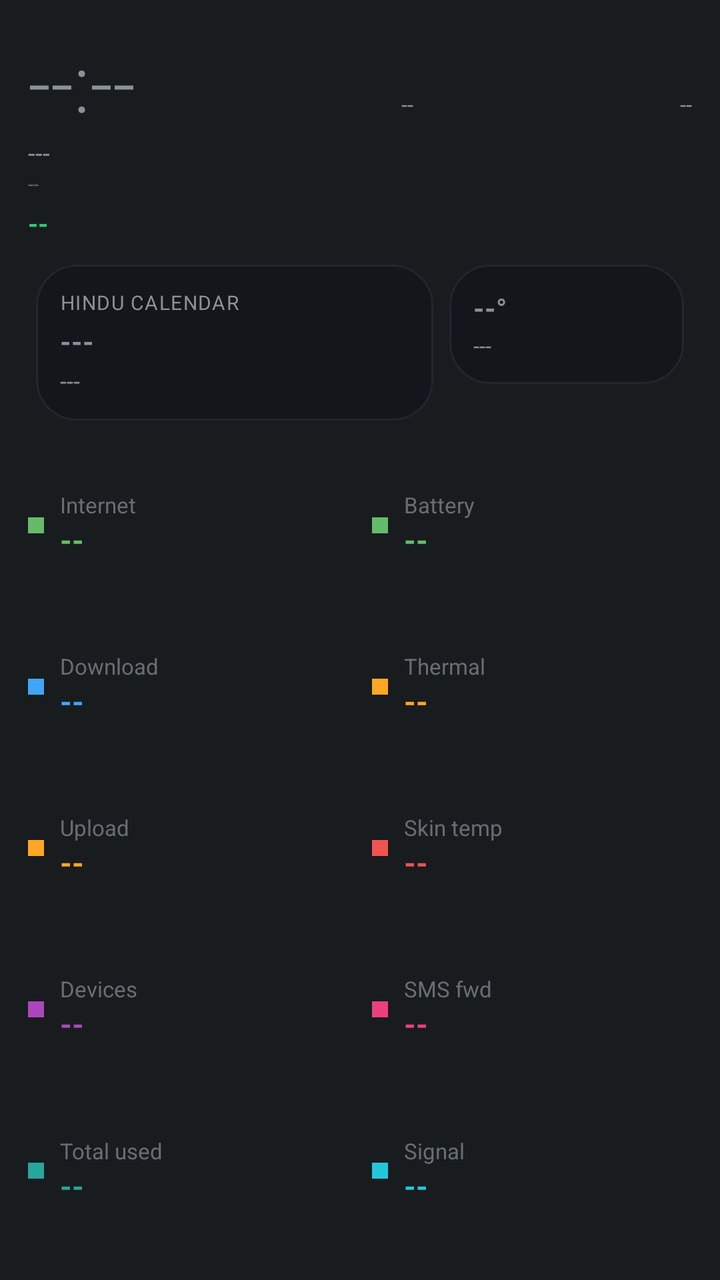
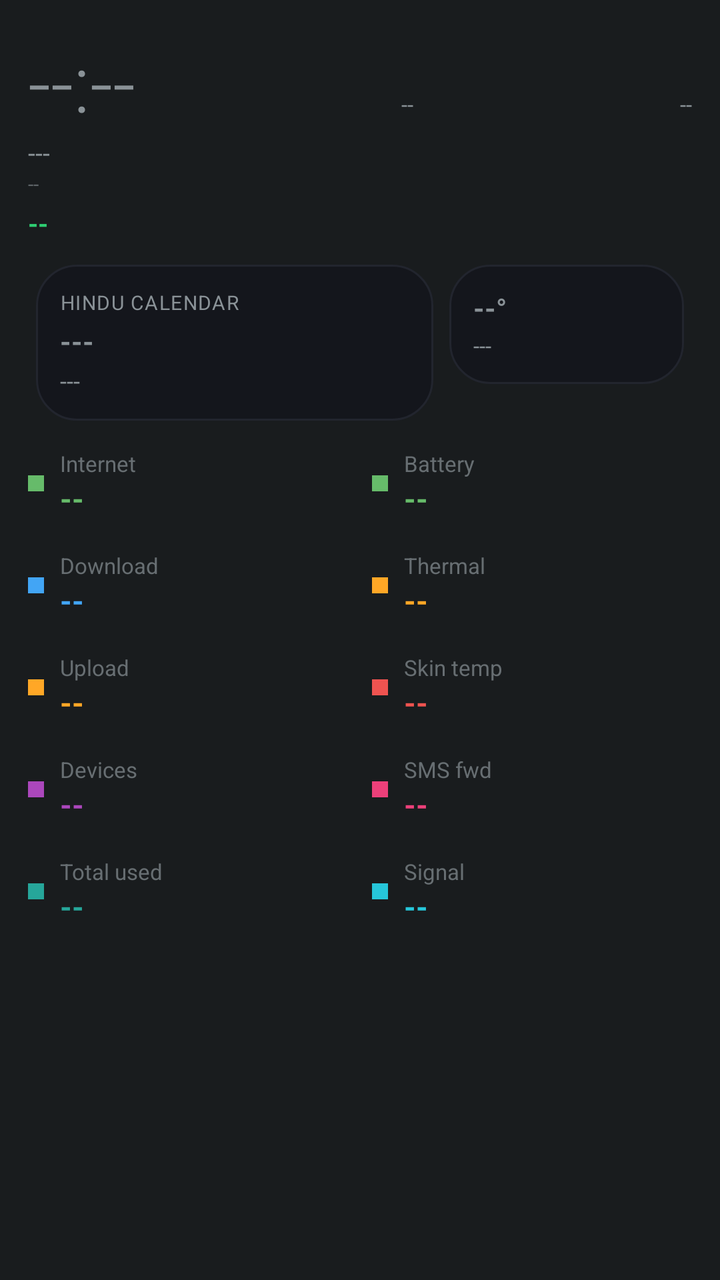

The first picture is an Android layout as it rendered before a commit; the second is the same layout after the commit. The layout source and the unified diff follow.
<!-- AndroidManifest.xml: application theme android:Theme.DeviceDefault.NoActionBar -->
<!-- res/layout/aod_layout_gradient_flow.xml -->
<?xml version="1.0" encoding="utf-8"?>
<LinearLayout xmlns:android="http://schemas.android.com/apk/res/android"
    android:id="@+id/bg_root"
    android:layout_width="match_parent"
    android:layout_height="match_parent"
    android:orientation="vertical"
    android:padding="14dp">

    <LinearLayout
        android:layout_width="match_parent"
        android:layout_height="wrap_content"
        android:orientation="horizontal">

        <TextView
            android:id="@+id/clock"
            android:layout_width="wrap_content"
            android:layout_height="wrap_content"
            android:textSize="40sp"
            android:fontFamily="sans-serif-light"
            android:text="--:--" />

        <TextView
            android:id="@+id/net_type_badge"
            android:layout_width="0dp"
            android:layout_height="wrap_content"
            android:layout_weight="1"
            android:layout_gravity="top"
            android:gravity="end"
            android:textSize="11sp"
            android:text="--" />

        <TextView
            android:id="@+id/akd_badge"
            android:layout_width="0dp"
            android:layout_height="wrap_content"
            android:layout_weight="1"
            android:layout_gravity="top"
            android:gravity="end"
            android:textSize="11sp"
            android:text="--" />
    </LinearLayout>

    <TextView
        android:id="@+id/date"
        android:layout_width="wrap_content"
        android:layout_height="wrap_content"
        android:textSize="13sp"
        android:text="---" />

    <TextView
        android:id="@+id/perf_badge"
        android:layout_width="wrap_content"
        android:layout_height="wrap_content"
        android:textSize="10sp"
        android:alpha="0.6"
        android:text="--" />

    <TextView
        android:id="@+id/health_badge"
        android:layout_width="wrap_content"
        android:layout_height="wrap_content"
        android:layout_marginTop="4dp"
        android:textAllCaps="true"
        android:textStyle="bold"
        android:textSize="13sp"
        android:textColor="#2ecc71"
        android:text="--" />

    <TextView
        android:id="@+id/muhurat_badge"
        android:layout_width="wrap_content"
        android:layout_height="wrap_content"
        android:textSize="11sp"
        android:textStyle="bold"
        android:visibility="gone"
        android:text="--" />

    <LinearLayout
        android:layout_width="match_parent"
        android:layout_height="wrap_content"
        android:orientation="horizontal"
        android:layout_marginTop="8dp">

        <LinearLayout
            android:id="@+id/panchang_card"
            android:layout_width="0dp"
            android:layout_height="wrap_content"
            android:layout_weight="1.7"
            android:layout_margin="4dp"
            android:background="@drawable/bg_card"
            android:orientation="vertical"
            android:gravity="center_vertical"
            android:padding="12dp">

            <TextView
                android:id="@+id/panchang_header"
                android:layout_width="wrap_content"
                android:layout_height="wrap_content"
                android:textSize="10sp"
                android:textAllCaps="true"
                android:letterSpacing="0.05"
                android:text="Hindu calendar" />

            <TextView
                android:id="@+id/panchang_tithi"
                android:layout_width="match_parent"
                android:layout_height="wrap_content"
                android:layout_marginTop="3dp"
                android:textStyle="bold"
                android:maxLines="1"
                android:autoSizeTextType="uniform"
                android:autoSizeMinTextSize="13sp"
                android:autoSizeMaxTextSize="18sp"
                android:text="---" />

            <TextView
                android:id="@+id/panchang_nakshatra"
                android:layout_width="match_parent"
                android:layout_height="wrap_content"
                android:layout_marginTop="2dp"
                android:textSize="12sp"
                android:maxLines="1"
                android:ellipsize="end"
                android:text="---" />
        </LinearLayout>

        <LinearLayout
            android:id="@+id/weather_card"
            android:layout_width="0dp"
            android:layout_height="wrap_content"
            android:layout_weight="1"
            android:layout_margin="4dp"
            android:background="@drawable/bg_card"
            android:orientation="vertical"
            android:gravity="center_vertical"
            android:padding="12dp">

            <TextView
                android:id="@+id/weather_temp"
                android:layout_width="match_parent"
                android:layout_height="wrap_content"
                android:textStyle="bold"
                android:maxLines="1"
                android:autoSizeTextType="uniform"
                android:autoSizeMinTextSize="14sp"
                android:autoSizeMaxTextSize="20sp"
                android:text="--°" />

            <TextView
                android:id="@+id/weather_condition"
                android:layout_width="match_parent"
                android:layout_height="wrap_content"
                android:layout_marginTop="2dp"
                android:textSize="11sp"
                android:maxLines="2"
                android:text="---" />
        </LinearLayout>
    </LinearLayout>

    
    <LinearLayout
        android:layout_width="match_parent"
        android:layout_height="0dp"
        android:layout_weight="1"
        android:orientation="horizontal"
        android:layout_marginTop="8dp">

        <LinearLayout android:layout_width="0dp" android:layout_height="match_parent" android:layout_weight="1" android:orientation="vertical" android:layout_marginEnd="6dp">
            <LinearLayout android:id="@+id/row8" android:layout_width="match_parent" android:layout_height="0dp" android:layout_weight="1" android:orientation="horizontal" android:gravity="center_vertical">
                <View android:layout_width="8dp" android:layout_height="8dp" android:layout_marginEnd="8dp" android:background="#66bb6a" />
                <LinearLayout android:layout_width="0dp" android:layout_height="wrap_content" android:layout_weight="1" android:orientation="vertical">
                    <TextView android:id="@+id/stat_label" android:layout_width="wrap_content" android:layout_height="wrap_content" android:textSize="11sp" android:alpha="0.7" android:text="Internet" />
                    <TextView android:id="@+id/stat_value" android:layout_width="wrap_content" android:layout_height="wrap_content" android:textStyle="bold" android:textSize="15sp" android:textColor="#66bb6a" android:text="--" />
                </LinearLayout>
            </LinearLayout>
            <LinearLayout android:id="@+id/row0" android:layout_width="match_parent" android:layout_height="0dp" android:layout_weight="1" android:orientation="horizontal" android:gravity="center_vertical">
                <View android:layout_width="8dp" android:layout_height="8dp" android:layout_marginEnd="8dp" android:background="#42a5f5" />
                <LinearLayout android:layout_width="0dp" android:layout_height="wrap_content" android:layout_weight="1" android:orientation="vertical">
                    <TextView android:id="@+id/stat_label" android:layout_width="wrap_content" android:layout_height="wrap_content" android:textSize="11sp" android:alpha="0.7" android:text="Download" />
                    <TextView android:id="@+id/stat_value" android:layout_width="wrap_content" android:layout_height="wrap_content" android:textStyle="bold" android:textSize="15sp" android:textColor="#42a5f5" android:text="--" />
                </LinearLayout>
            </LinearLayout>
            <LinearLayout android:id="@+id/row1" android:layout_width="match_parent" android:layout_height="0dp" android:layout_weight="1" android:orientation="horizontal" android:gravity="center_vertical">
                <View android:layout_width="8dp" android:layout_height="8dp" android:layout_marginEnd="8dp" android:background="#ffa726" />
                <LinearLayout android:layout_width="0dp" android:layout_height="wrap_content" android:layout_weight="1" android:orientation="vertical">
                    <TextView android:id="@+id/stat_label" android:layout_width="wrap_content" android:layout_height="wrap_content" android:textSize="11sp" android:alpha="0.7" android:text="Upload" />
                    <TextView android:id="@+id/stat_value" android:layout_width="wrap_content" android:layout_height="wrap_content" android:textStyle="bold" android:textSize="15sp" android:textColor="#ffa726" android:text="--" />
                </LinearLayout>
            </LinearLayout>
            <LinearLayout android:id="@+id/row2" android:layout_width="match_parent" android:layout_height="0dp" android:layout_weight="1" android:orientation="horizontal" android:gravity="center_vertical">
                <View android:layout_width="8dp" android:layout_height="8dp" android:layout_marginEnd="8dp" android:background="#ab47bc" />
                <LinearLayout android:layout_width="0dp" android:layout_height="wrap_content" android:layout_weight="1" android:orientation="vertical">
                    <TextView android:id="@+id/stat_label" android:layout_width="wrap_content" android:layout_height="wrap_content" android:textSize="11sp" android:alpha="0.7" android:text="Devices" />
                    <TextView android:id="@+id/stat_value" android:layout_width="wrap_content" android:layout_height="wrap_content" android:textStyle="bold" android:textSize="15sp" android:textColor="#ab47bc" android:text="--" />
                </LinearLayout>
            </LinearLayout>
            <LinearLayout android:id="@+id/row3" android:layout_width="match_parent" android:layout_height="0dp" android:layout_weight="1" android:orientation="horizontal" android:gravity="center_vertical">
                <View android:layout_width="8dp" android:layout_height="8dp" android:layout_marginEnd="8dp" android:background="#26a69a" />
                <LinearLayout android:layout_width="0dp" android:layout_height="wrap_content" android:layout_weight="1" android:orientation="vertical">
                    <TextView android:id="@+id/stat_label" android:layout_width="wrap_content" android:layout_height="wrap_content" android:textSize="11sp" android:alpha="0.7" android:text="Total used" />
                    <TextView android:id="@+id/stat_value" android:layout_width="wrap_content" android:layout_height="wrap_content" android:textStyle="bold" android:textSize="15sp" android:textColor="#26a69a" android:text="--" />
                </LinearLayout>
            </LinearLayout>
        </LinearLayout>

        <LinearLayout android:layout_width="0dp" android:layout_height="match_parent" android:layout_weight="1" android:orientation="vertical" android:layout_marginStart="6dp">
            <LinearLayout android:id="@+id/row4" android:layout_width="match_parent" android:layout_height="0dp" android:layout_weight="1" android:orientation="horizontal" android:gravity="center_vertical">
                <View android:layout_width="8dp" android:layout_height="8dp" android:layout_marginEnd="8dp" android:background="#66bb6a" />
                <LinearLayout android:layout_width="0dp" android:layout_height="wrap_content" android:layout_weight="1" android:orientation="vertical">
                    <TextView android:id="@+id/stat_label" android:layout_width="wrap_content" android:layout_height="wrap_content" android:textSize="11sp" android:alpha="0.7" android:text="Battery" />
                    <TextView android:id="@+id/stat_value" android:layout_width="wrap_content" android:layout_height="wrap_content" android:textStyle="bold" android:textSize="15sp" android:textColor="#66bb6a" android:text="--" />
                </LinearLayout>
            </LinearLayout>
            <LinearLayout android:id="@+id/row5" android:layout_width="match_parent" android:layout_height="0dp" android:layout_weight="1" android:orientation="horizontal" android:gravity="center_vertical">
                <View android:layout_width="8dp" android:layout_height="8dp" android:layout_marginEnd="8dp" android:background="#ffa726" />
                <LinearLayout android:layout_width="0dp" android:layout_height="wrap_content" android:layout_weight="1" android:orientation="vertical">
                    <TextView android:id="@+id/stat_label" android:layout_width="wrap_content" android:layout_height="wrap_content" android:textSize="11sp" android:alpha="0.7" android:text="Thermal" />
                    <TextView android:id="@+id/stat_value" android:layout_width="wrap_content" android:layout_height="wrap_content" android:textStyle="bold" android:textSize="15sp" android:textColor="#ffa726" android:text="--" />
                </LinearLayout>
            </LinearLayout>
            <LinearLayout android:id="@+id/row6" android:layout_width="match_parent" android:layout_height="0dp" android:layout_weight="1" android:orientation="horizontal" android:gravity="center_vertical">
                <View android:layout_width="8dp" android:layout_height="8dp" android:layout_marginEnd="8dp" android:background="#ef5350" />
                <LinearLayout android:layout_width="0dp" android:layout_height="wrap_content" android:layout_weight="1" android:orientation="vertical">
                    <TextView android:id="@+id/stat_label" android:layout_width="wrap_content" android:layout_height="wrap_content" android:textSize="11sp" android:alpha="0.7" android:text="Skin temp" />
                    <TextView android:id="@+id/stat_value" android:layout_width="wrap_content" android:layout_height="wrap_content" android:textStyle="bold" android:textSize="15sp" android:textColor="#ef5350" android:text="--" />
                </LinearLayout>
            </LinearLayout>
            <LinearLayout android:id="@+id/row7" android:layout_width="match_parent" android:layout_height="0dp" android:layout_weight="1" android:orientation="horizontal" android:gravity="center_vertical">
                <View android:layout_width="8dp" android:layout_height="8dp" android:layout_marginEnd="8dp" android:background="#ec407a" />
                <LinearLayout android:layout_width="0dp" android:layout_height="wrap_content" android:layout_weight="1" android:orientation="vertical">
                    <TextView android:id="@+id/stat_label" android:layout_width="wrap_content" android:layout_height="wrap_content" android:textSize="11sp" android:alpha="0.7" android:text="SMS fwd" />
                    <TextView android:id="@+id/stat_value" android:layout_width="wrap_content" android:layout_height="wrap_content" android:textStyle="bold" android:textSize="15sp" android:textColor="#ec407a" android:text="--" />
                </LinearLayout>
            </LinearLayout>
            <LinearLayout android:id="@+id/row9" android:layout_width="match_parent" android:layout_height="0dp" android:layout_weight="1" android:orientation="horizontal" android:gravity="center_vertical">
                <View android:layout_width="8dp" android:layout_height="8dp" android:layout_marginEnd="8dp" android:background="#26c6da" />
                <LinearLayout android:layout_width="0dp" android:layout_height="wrap_content" android:layout_weight="1" android:orientation="vertical">
                    <TextView android:id="@+id/stat_label" android:layout_width="wrap_content" android:layout_height="wrap_content" android:textSize="11sp" android:alpha="0.7" android:text="Signal" />
                    <TextView android:id="@+id/stat_value" android:layout_width="wrap_content" android:layout_height="wrap_content" android:textStyle="bold" android:textSize="15sp" android:textColor="#26c6da" android:text="--" />
                </LinearLayout>
            </LinearLayout>
        </LinearLayout>
    </LinearLayout>

</LinearLayout>
<!-- resources referenced by this layout -->
<resources>
  <!-- drawable bg_card (drawable) -->
  <?xml version="1.0" encoding="utf-8"?>
  <shape xmlns:android="http://schemas.android.com/apk/res/android">
      <solid android:color="#14161C" />
      <corners android:radius="20dp" />
      <stroke android:width="1dp" android:color="#22252E" />
  </shape>
</resources>

<!-- the commit's change to res/layout/aod_layout_gradient_flow.xml (unified diff, before → after) -->
@@ -160,41 +160,40 @@
     
     <LinearLayout
         android:layout_width="match_parent"
-        android:layout_height="0dp"
-        android:layout_weight="1"
+        android:layout_height="wrap_content"
         android:orientation="horizontal"
-        android:layout_marginTop="8dp">
-
-        <LinearLayout android:layout_width="0dp" android:layout_height="match_parent" android:layout_weight="1" android:orientation="vertical" android:layout_marginEnd="6dp">
-            <LinearLayout android:id="@+id/row8" android:layout_width="match_parent" android:layout_height="0dp" android:layout_weight="1" android:orientation="horizontal" android:gravity="center_vertical">
+        android:layout_marginTop="10dp">
+
+        <LinearLayout android:layout_width="0dp" android:layout_height="wrap_content" android:layout_weight="1" android:orientation="vertical" android:layout_marginEnd="6dp">
+            <LinearLayout android:id="@+id/row8" android:layout_width="match_parent" android:layout_height="wrap_content" android:orientation="horizontal" android:gravity="center_vertical" android:layout_marginBottom="16dp">
                 <View android:layout_width="8dp" android:layout_height="8dp" android:layout_marginEnd="8dp" android:background="#66bb6a" />
                 <LinearLayout android:layout_width="0dp" android:layout_height="wrap_content" android:layout_weight="1" android:orientation="vertical">
                     <TextView android:id="@+id/stat_label" android:layout_width="wrap_content" android:layout_height="wrap_content" android:textSize="11sp" android:alpha="0.7" android:text="Internet" />
                     <TextView android:id="@+id/stat_value" android:layout_width="wrap_content" android:layout_height="wrap_content" android:textStyle="bold" android:textSize="15sp" android:textColor="#66bb6a" android:text="--" />
                 </LinearLayout>
             </LinearLayout>
-            <LinearLayout android:id="@+id/row0" android:layout_width="match_parent" android:layout_height="0dp" android:layout_weight="1" android:orientation="horizontal" android:gravity="center_vertical">
+            <LinearLayout android:id="@+id/row0" android:layout_width="match_parent" android:layout_height="wrap_content" android:orientation="horizontal" android:gravity="center_vertical" android:layout_marginBottom="16dp">
                 <View android:layout_width="8dp" android:layout_height="8dp" android:layout_marginEnd="8dp" android:background="#42a5f5" />
                 <LinearLayout android:layout_width="0dp" android:layout_height="wrap_content" android:layout_weight="1" android:orientation="vertical">
                     <TextView android:id="@+id/stat_label" android:layout_width="wrap_content" android:layout_height="wrap_content" android:textSize="11sp" android:alpha="0.7" android:text="Download" />
                     <TextView android:id="@+id/stat_value" android:layout_width="wrap_content" android:layout_height="wrap_content" android:textStyle="bold" android:textSize="15sp" android:textColor="#42a5f5" android:text="--" />
                 </LinearLayout>
             </LinearLayout>
-            <LinearLayout android:id="@+id/row1" android:layout_width="match_parent" android:layout_height="0dp" android:layout_weight="1" android:orientation="horizontal" android:gravity="center_vertical">
+            <LinearLayout android:id="@+id/row1" android:layout_width="match_parent" android:layout_height="wrap_content" android:orientation="horizontal" android:gravity="center_vertical" android:layout_marginBottom="16dp">
                 <View android:layout_width="8dp" android:layout_height="8dp" android:layout_marginEnd="8dp" android:background="#ffa726" />
                 <LinearLayout android:layout_width="0dp" android:layout_height="wrap_content" android:layout_weight="1" android:orientation="vertical">
                     <TextView android:id="@+id/stat_label" android:layout_width="wrap_content" android:layout_height="wrap_content" android:textSize="11sp" android:alpha="0.7" android:text="Upload" />
                     <TextView android:id="@+id/stat_value" android:layout_width="wrap_content" android:layout_height="wrap_content" android:textStyle="bold" android:textSize="15sp" android:textColor="#ffa726" android:text="--" />
                 </LinearLayout>
             </LinearLayout>
-            <LinearLayout android:id="@+id/row2" android:layout_width="match_parent" android:layout_height="0dp" android:layout_weight="1" android:orientation="horizontal" android:gravity="center_vertical">
+            <LinearLayout android:id="@+id/row2" android:layout_width="match_parent" android:layout_height="wrap_content" android:orientation="horizontal" android:gravity="center_vertical" android:layout_marginBottom="16dp">
                 <View android:layout_width="8dp" android:layout_height="8dp" android:layout_marginEnd="8dp" android:background="#ab47bc" />
                 <LinearLayout android:layout_width="0dp" android:layout_height="wrap_content" android:layout_weight="1" android:orientation="vertical">
                     <TextView android:id="@+id/stat_label" android:layout_width="wrap_content" android:layout_height="wrap_content" android:textSize="11sp" android:alpha="0.7" android:text="Devices" />
                     <TextView android:id="@+id/stat_value" android:layout_width="wrap_content" android:layout_height="wrap_content" android:textStyle="bold" android:textSize="15sp" android:textColor="#ab47bc" android:text="--" />
                 </LinearLayout>
             </LinearLayout>
-            <LinearLayout android:id="@+id/row3" android:layout_width="match_parent" android:layout_height="0dp" android:layout_weight="1" android:orientation="horizontal" android:gravity="center_vertical">
+            <LinearLayout android:id="@+id/row3" android:layout_width="match_parent" android:layout_height="wrap_content" android:orientation="horizontal" android:gravity="center_vertical" android:layout_marginBottom="16dp">
                 <View android:layout_width="8dp" android:layout_height="8dp" android:layout_marginEnd="8dp" android:background="#26a69a" />
                 <LinearLayout android:layout_width="0dp" android:layout_height="wrap_content" android:layout_weight="1" android:orientation="vertical">
                     <TextView android:id="@+id/stat_label" android:layout_width="wrap_content" android:layout_height="wrap_content" android:textSize="11sp" android:alpha="0.7" android:text="Total used" />
@@ -203,36 +202,36 @@
             </LinearLayout>
         </LinearLayout>
 
-        <LinearLayout android:layout_width="0dp" android:layout_height="match_parent" android:layout_weight="1" android:orientation="vertical" android:layout_marginStart="6dp">
-            <LinearLayout android:id="@+id/row4" android:layout_width="match_parent" android:layout_height="0dp" android:layout_weight="1" android:orientation="horizontal" android:gravity="center_vertical">
+        <LinearLayout android:layout_width="0dp" android:layout_height="wrap_content" android:layout_weight="1" android:orientation="vertical" android:layout_marginStart="6dp">
+            <LinearLayout android:id="@+id/row4" android:layout_width="match_parent" android:layout_height="wrap_content" android:orientation="horizontal" android:gravity="center_vertical" android:layout_marginBottom="16dp">
                 <View android:layout_width="8dp" android:layout_height="8dp" android:layout_marginEnd="8dp" android:background="#66bb6a" />
                 <LinearLayout android:layout_width="0dp" android:layout_height="wrap_content" android:layout_weight="1" android:orientation="vertical">
                     <TextView android:id="@+id/stat_label" android:layout_width="wrap_content" android:layout_height="wrap_content" android:textSize="11sp" android:alpha="0.7" android:text="Battery" />
                     <TextView android:id="@+id/stat_value" android:layout_width="wrap_content" android:layout_height="wrap_content" android:textStyle="bold" android:textSize="15sp" android:textColor="#66bb6a" android:text="--" />
                 </LinearLayout>
             </LinearLayout>
-            <LinearLayout android:id="@+id/row5" android:layout_width="match_parent" android:layout_height="0dp" android:layout_weight="1" android:orientation="horizontal" android:gravity="center_vertical">
+            <LinearLayout android:id="@+id/row5" android:layout_width="match_parent" android:layout_height="wrap_content" android:orientation="horizontal" android:gravity="center_vertical" android:layout_marginBottom="16dp">
                 <View android:layout_width="8dp" android:layout_height="8dp" android:layout_marginEnd="8dp" android:background="#ffa726" />
                 <LinearLayout android:layout_width="0dp" android:layout_height="wrap_content" android:layout_weight="1" android:orientation="vertical">
                     <TextView android:id="@+id/stat_label" android:layout_width="wrap_content" android:layout_height="wrap_content" android:textSize="11sp" android:alpha="0.7" android:text="Thermal" />
                     <TextView android:id="@+id/stat_value" android:layout_width="wrap_content" android:layout_height="wrap_content" android:textStyle="bold" android:textSize="15sp" android:textColor="#ffa726" android:text="--" />
                 </LinearLayout>
             </LinearLayout>
-            <LinearLayout android:id="@+id/row6" android:layout_width="match_parent" android:layout_height="0dp" android:layout_weight="1" android:orientation="horizontal" android:gravity="center_vertical">
+            <LinearLayout android:id="@+id/row6" android:layout_width="match_parent" android:layout_height="wrap_content" android:orientation="horizontal" android:gravity="center_vertical" android:layout_marginBottom="16dp">
                 <View android:layout_width="8dp" android:layout_height="8dp" android:layout_marginEnd="8dp" android:background="#ef5350" />
                 <LinearLayout android:layout_width="0dp" android:layout_height="wrap_content" android:layout_weight="1" android:orientation="vertical">
                     <TextView android:id="@+id/stat_label" android:layout_width="wrap_content" android:layout_height="wrap_content" android:textSize="11sp" android:alpha="0.7" android:text="Skin temp" />
                     <TextView android:id="@+id/stat_value" android:layout_width="wrap_content" android:layout_height="wrap_content" android:textStyle="bold" android:textSize="15sp" android:textColor="#ef5350" android:text="--" />
                 </LinearLayout>
             </LinearLayout>
-            <LinearLayout android:id="@+id/row7" android:layout_width="match_parent" android:layout_height="0dp" android:layout_weight="1" android:orientation="horizontal" android:gravity="center_vertical">
+            <LinearLayout android:id="@+id/row7" android:layout_width="match_parent" android:layout_height="wrap_content" android:orientation="horizontal" android:gravity="center_vertical" android:layout_marginBottom="16dp">
                 <View android:layout_width="8dp" android:layout_height="8dp" android:layout_marginEnd="8dp" android:background="#ec407a" />
                 <LinearLayout android:layout_width="0dp" android:layout_height="wrap_content" android:layout_weight="1" android:orientation="vertical">
                     <TextView android:id="@+id/stat_label" android:layout_width="wrap_content" android:layout_height="wrap_content" android:textSize="11sp" android:alpha="0.7" android:text="SMS fwd" />
                     <TextView android:id="@+id/stat_value" android:layout_width="wrap_content" android:layout_height="wrap_content" android:textStyle="bold" android:textSize="15sp" android:textColor="#ec407a" android:text="--" />
                 </LinearLayout>
             </LinearLayout>
-            <LinearLayout android:id="@+id/row9" android:layout_width="match_parent" android:layout_height="0dp" android:layout_weight="1" android:orientation="horizontal" android:gravity="center_vertical">
+            <LinearLayout android:id="@+id/row9" android:layout_width="match_parent" android:layout_height="wrap_content" android:orientation="horizontal" android:gravity="center_vertical" android:layout_marginBottom="16dp">
                 <View android:layout_width="8dp" android:layout_height="8dp" android:layout_marginEnd="8dp" android:background="#26c6da" />
                 <LinearLayout android:layout_width="0dp" android:layout_height="wrap_content" android:layout_weight="1" android:orientation="vertical">
                     <TextView android:id="@+id/stat_label" android:layout_width="wrap_content" android:layout_height="wrap_content" android:textSize="11sp" android:alpha="0.7" android:text="Signal" />
